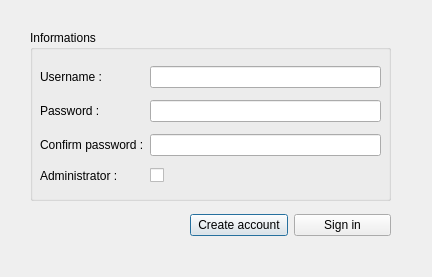
Qt form account.ui (karam-ch/tp1c-) before a commit.
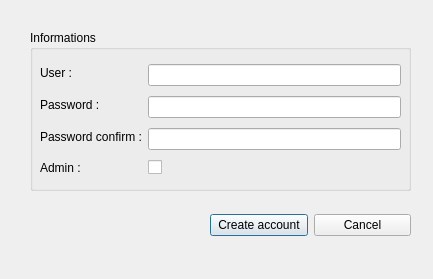
The same form after that commit.

Diff of the .ui file:
```diff
--- a/account.ui
+++ b/account.ui
@@ -6,8 +6,8 @@
    <rect>
     <x>0</x>
     <y>0</y>
-    <width>432</width>
-    <height>277</height>
+    <width>433</width>
+    <height>279</height>
    </rect>
   </property>
   <property name="windowTitle">
@@ -18,8 +18,8 @@
     <rect>
      <x>30</x>
      <y>30</y>
-     <width>361</width>
-     <height>171</height>
+     <width>381</width>
+     <height>161</height>
     </rect>
    </property>
    <property name="title">
@@ -30,54 +30,62 @@
      <rect>
       <x>10</x>
       <y>30</y>
-      <width>341</width>
-      <height>131</height>
+      <width>361</width>
+      <height>121</height>
      </rect>
     </property>
-    <layout class="QGridLayout" name="gridLayout">
-     <item row="2" column="1">
-      <widget class="QLineEdit" name="passwordEditconfirm"/>
-     </item>
-     <item row="1" column="0">
+    <layout class="QHBoxLayout" name="horizontalLayout_2">
+     <item>
+      <layout class="QVBoxLayout" name="verticalLayout_3">
+       <item>
       <widget class="QLabel" name="label_2">
        <property name="text">
+          <string>User :</string>
+         </property>
+        </widget>
+       </item>
+       <item>
+        <widget class="QLabel" name="label">
+         <property name="text">
         <string>Password :</string>
        </property>
       </widget>
      </item>
-     <item row="0" column="1">
+       <item>
+        <widget class="QLabel" name="label_3">
+         <property name="text">
+          <string>Password confirm :</string>
+         </property>
+        </widget>
+       </item>
+       <item>
+        <widget class="QLabel" name="label_4">
+         <property name="text">
+          <string>Admin :</string>
+         </property>
+        </widget>
+       </item>
+      </layout>
+     </item>
+     <item>
+      <layout class="QVBoxLayout" name="verticalLayout">
+       <item>
       <widget class="QLineEdit" name="userEdit"/>
      </item>
-     <item row="0" column="0">
-      <widget class="QLabel" name="label">
-       <property name="text">
-        <string>Username :</string>
-       </property>
-      </widget>
-     </item>
-     <item row="1" column="1">
+       <item>
       <widget class="QLineEdit" name="passwordEdit"/>
      </item>
-     <item row="2" column="0">
-      <widget class="QLabel" name="label_3">
-       <property name="text">
-        <string>Confirm password :</string>
-       </property>
-      </widget>
-     </item>
-     <item row="3" column="1">
+       <item>
+        <widget class="QLineEdit" name="passwordConfirmEdit"/>
+       </item>
+       <item>
       <widget class="QCheckBox" name="adminCheckBox">
        <property name="text">
         <string/>
        </property>
       </widget>
      </item>
-     <item row="3" column="0">
-      <widget class="QLabel" name="label_4">
-       <property name="text">
-        <string>Administrator :</string>
-       </property>
-      </widget>
+      </layout>
      </item>
     </layout>
    </widget>
@@ -85,7 +93,7 @@
   <widget class="QWidget" name="horizontalLayoutWidget">
    <property name="geometry">
     <rect>
-     <x>190</x>
+     <x>210</x>
      <y>210</y>
      <width>201</width>
      <height>31</height>
@@ -102,7 +110,7 @@
     <item>
      <widget class="QPushButton" name="signInButton">
       <property name="text">
-       <string>Sign in</string>
+       <string>Cancel</string>
       </property>
      </widget>
     </item>
```
Left out of the diff: 2 changed lines with no effect on the pictures. Lines whose indentation alone changed are shown as unchanged.
